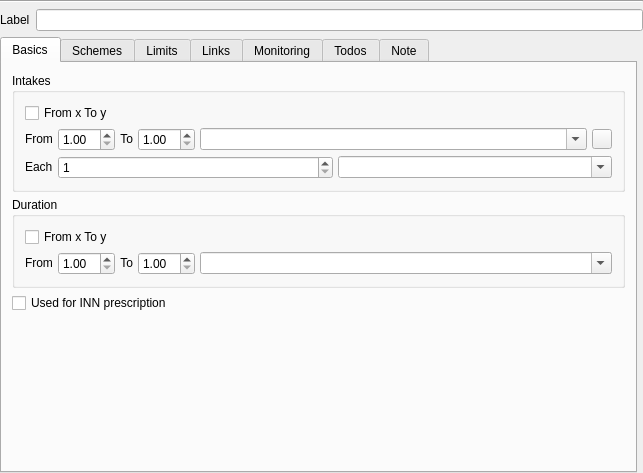
Qt form plugins/formwidgets/mfDrugsWidget/drugswidget/mfDosageViewer.ui (FreeHealth/freehealth) before a commit.
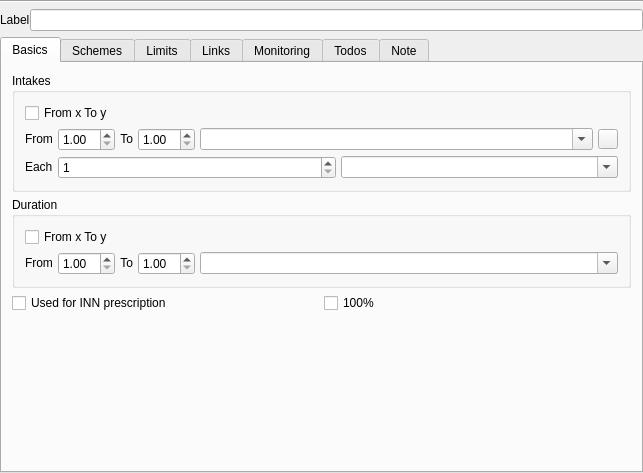
The same form after that commit. Custom widgets are drawn as their Qt base class.

The edit to the form file:
```diff
--- a/plugins/formwidgets/mfDrugsWidget/drugswidget/mfDosageViewer.ui
+++ b/plugins/formwidgets/mfDrugsWidget/drugswidget/mfDosageViewer.ui
@@ -14,12 +14,15 @@
    <string>Dialog</string>
   </property>
   <layout class="QGridLayout" name="gridLayout">
-   <property name="margin">
+   <property name="horizontalSpacing">
     <number>0</number>
    </property>
-   <property name="spacing">
+   <property name="verticalSpacing">
     <number>-1</number>
    </property>
+   <property name="margin">
+    <number>0</number>
+   </property>
    <item row="0" column="0" colspan="2">
     <widget class="Line" name="line">
      <property name="orientation">
@@ -57,7 +60,7 @@
        <property name="spacing">
         <number>5</number>
        </property>
-       <item row="5" column="0">
+       <item row="6" column="0">
         <spacer name="verticalSpacer">
          <property name="orientation">
           <enum>Qt::Vertical</enum>
@@ -320,7 +323,7 @@
          </layout>
         </widget>
        </item>
-       <item row="4" column="0">
+       <item row="5" column="0">
         <widget class="QLabel" name="innCompositionLabel">
          <property name="text">
           <string/>
@@ -330,7 +333,9 @@
          </property>
         </widget>
        </item>
-       <item row="3" column="0">
+       <item row="2" column="0">
+        <layout class="QHBoxLayout" name="horizontalLayout_3">
+         <item>
         <widget class="QCheckBox" name="dosageForAllInnCheck">
          <property name="toolTip">
           <string/>
@@ -339,6 +344,15 @@
           <string>Used for INN prescription</string>
          </property>
         </widget>
+         </item>
+         <item>
+          <widget class="QCheckBox" name="aldCheck">
+           <property name="text">
+            <string>100%</string>
+           </property>
+          </widget>
+         </item>
+        </layout>
        </item>
       </layout>
      </widget>
```
Lines whose indentation alone changed are shown as unchanged.
